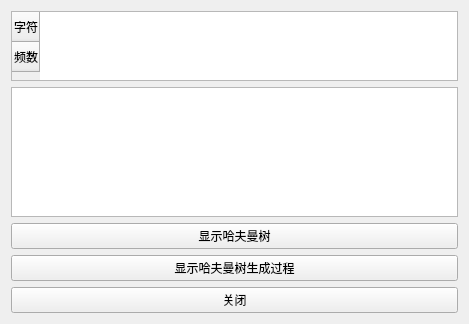
This is SbuildF (final)/hafdisplay.ui in upc28/2016SummerClass as Qt 5 draws it before an edit. The edited form follows.
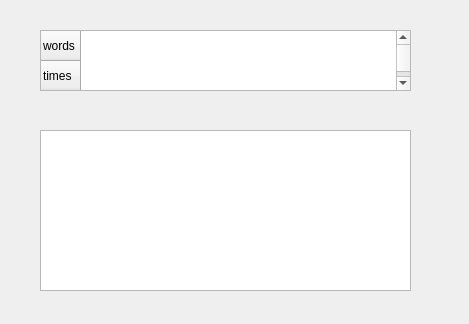
This is the edited form.

Patch:
```diff
--- a/SbuildF (final)/hafdisplay.ui
+++ b/SbuildF (final)/hafdisplay.ui
@@ -13,95 +13,42 @@
   <property name="windowTitle">
    <string>哈夫曼树生成</string>
   </property>
-  <layout class="QGridLayout" name="gridLayout">
-   <item row="0" column="0">
     <widget class="QTableWidget" name="tableWidget">
+   <property name="geometry">
+    <rect>
+     <x>40</x>
+     <y>30</y>
+     <width>371</width>
+     <height>61</height>
+    </rect>
+   </property>
      <property name="sizePolicy">
-      <sizepolicy hsizetype="Expanding" vsizetype="Fixed">
+    <sizepolicy hsizetype="Expanding" vsizetype="Preferred">
        <horstretch>0</horstretch>
-       <verstretch>20</verstretch>
-      </sizepolicy>
-     </property>
-     <property name="minimumSize">
-      <size>
-       <width>0</width>
-       <height>70</height>
-      </size>
-     </property>
-     <property name="maximumSize">
-      <size>
-       <width>16777215</width>
-       <height>200</height>
-      </size>
-     </property>
-     <property name="sizeIncrement">
-      <size>
-       <width>0</width>
-       <height>200</height>
-      </size>
-     </property>
+     <verstretch>0</verstretch>
+    </sizepolicy>
+   </property>
      <row>
       <property name="text">
-       <string>字符</string>
+     <string>words</string>
       </property>
      </row>
      <row>
       <property name="text">
-       <string>频数</string>
+     <string>times</string>
       </property>
      </row>
     </widget>
-   </item>
-   <item row="5" column="0">
-    <widget class="QPushButton" name="pushButton">
-     <property name="text">
-      <string>关闭</string>
-     </property>
-    </widget>
-   </item>
-   <item row="1" column="0">
     <widget class="QTextBrowser" name="BrowhafCode">
-     <property name="sizePolicy">
-      <sizepolicy hsizetype="Expanding" vsizetype="Expanding">
-       <horstretch>0</horstretch>
-       <verstretch>95</verstretch>
-      </sizepolicy>
-     </property>
-     <property name="minimumSize">
-      <size>
-       <width>0</width>
-       <height>0</height>
-      </size>
-     </property>
-     <property name="sizeIncrement">
-      <size>
-       <width>0</width>
-       <height>0</height>
-      </size>
-     </property>
-     <property name="baseSize">
-      <size>
-       <width>0</width>
-       <height>800</height>
-      </size>
-     </property>
-    </widget>
-   </item>
-   <item row="3" column="0">
-    <widget class="QPushButton" name="But_show">
-     <property name="text">
-      <string>显示哈夫曼树</string>
-     </property>
-    </widget>
-   </item>
-   <item row="4" column="0">
-    <widget class="QPushButton" name="But_show_pro">
-     <property name="text">
-      <string>显示哈夫曼树生成过程</string>
-     </property>
-    </widget>
-   </item>
-  </layout>
+   <property name="geometry">
+    <rect>
+     <x>40</x>
+     <y>130</y>
+     <width>371</width>
+     <height>161</height>
+    </rect>
+   </property>
+  </widget>
  </widget>
  <resources/>
  <connections/>
```
Left out of the diff: 2 changed lines with no effect on the pictures. Lines whose indentation alone changed are shown as unchanged.
